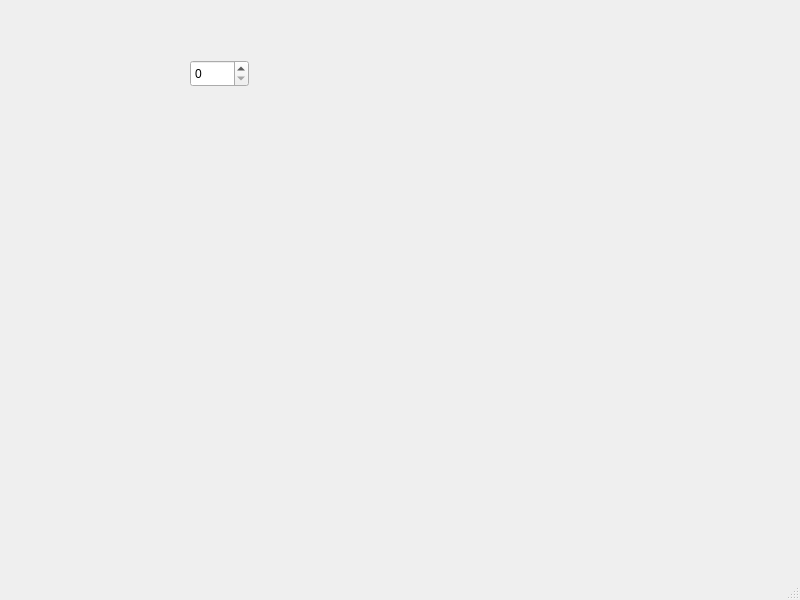
Old version of the form ui/modelwindow.ui in the repository Electrofire/QdevelopVset.
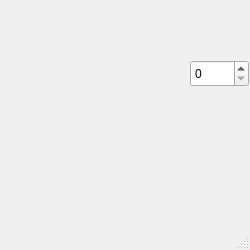
New version of the form. Custom widgets are drawn as their Qt base class.

What changed in the file:
```diff
--- a/ui/modelwindow.ui
+++ b/ui/modelwindow.ui
@@ -6,8 +6,8 @@
    <rect>
     <x>0</x>
     <y>0</y>
-    <width>800</width>
-    <height>600</height>
+    <width>250</width>
+    <height>250</height>
    </rect>
   </property>
   <property name="windowTitle">
```
Left out of the diff: 8 changed lines with no effect on the pictures.
